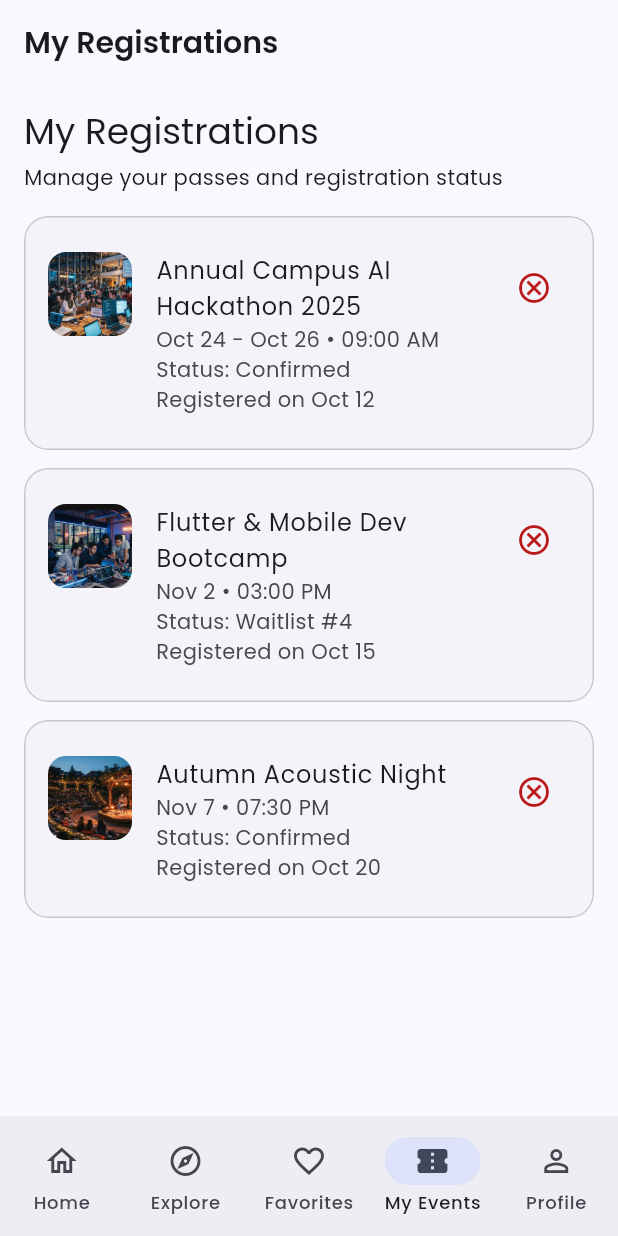
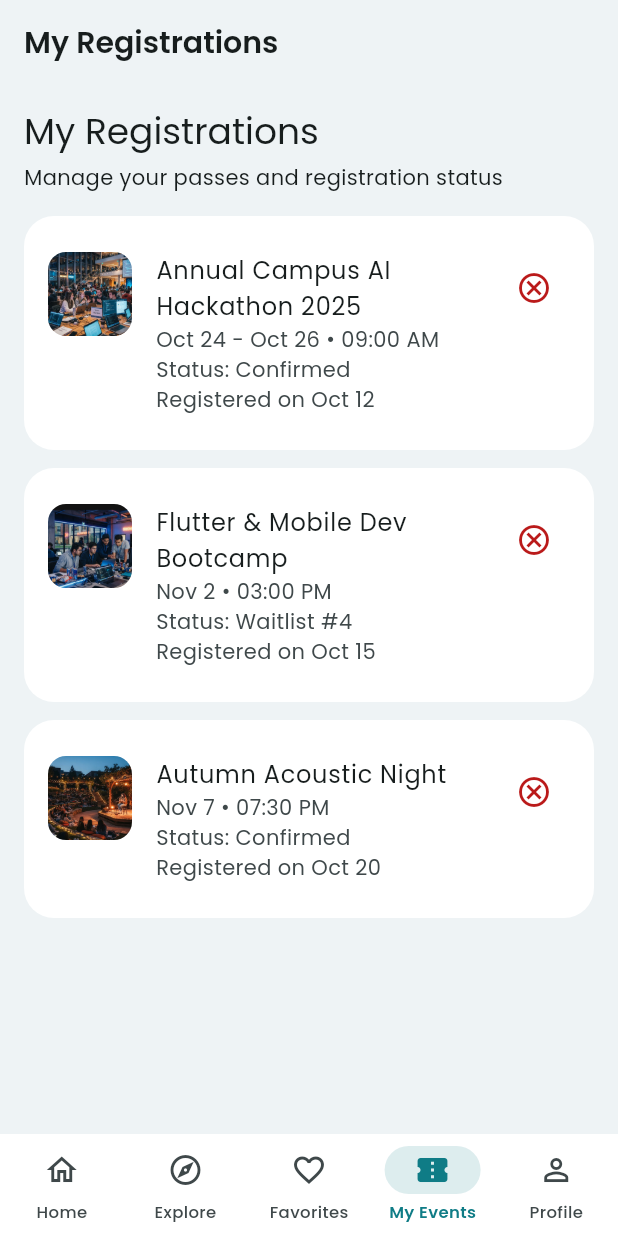
Before and after one commit to bengararoua/CampusEvents, a Flutter app: the screen it shows after launch, item 4 of the bottom bar chosen, on a phone screen of 412 x 824 dp. Run offline on Flutter 3.47's test engine with Material 3 defaults, Android fonts, the phone set to English and light mode, and no system bars; our stand-ins replace google_fonts; network calls fail.

Commit message:
Design : nouveau thème teal et nouvelles cartes d'événement

```diff
--- a/lib/theme/app_theme.dart
+++ b/lib/theme/app_theme.dart
@@ -4,26 +4,46 @@ import 'package:google_fonts/google_fonts.dart';
 class AppTheme {
   AppTheme._();
 
-  static const Color primary = Color(0xFF2563EB);
+  static const Color primary = Color(0xFF0F7C86);
+  static const Color lightBackground = Color(0xFFEEF3F5);
 
   static ThemeData get light => _build(Brightness.light);
 
   static ThemeData get dark => _build(Brightness.dark);
 
   static ThemeData _build(Brightness brightness) {
+    final isLight = brightness == Brightness.light;
+
     final scheme = ColorScheme.fromSeed(
       seedColor: primary,
       brightness: brightness,
+    ).copyWith(
+      primary: isLight ? primary : const Color(0xFF5CC4CE),
+      onPrimary: isLight ? Colors.white : const Color(0xFF00363B),
     );
+
     final base = ThemeData(colorScheme: scheme, useMaterial3: true);
+    final background = isLight ? lightBackground : scheme.surface;
+    final inputFill = isLight ? Colors.white : scheme.surfaceContainerHigh;
+
+    OutlineInputBorder inputBorder(Color color, [double width = 0]) {
+      return OutlineInputBorder(
+        borderRadius: BorderRadius.circular(16),
+        borderSide: width == 0
+            ? BorderSide.none
+            : BorderSide(color: color, width: width),
+      );
+    }
 
     return base.copyWith(
+      scaffoldBackgroundColor: background,
       textTheme: GoogleFonts.poppinsTextTheme(base.textTheme),
       appBarTheme: AppBarTheme(
-        backgroundColor: scheme.surface,
+        backgroundColor: background,
         foregroundColor: scheme.onSurface,
         elevation: 0,
-        scrolledUnderElevation: 1,
+        scrolledUnderElevation: 0,
+        centerTitle: false,
         titleTextStyle: GoogleFonts.poppins(
           fontSize: 20,
           fontWeight: FontWeight.w600,
@@ -32,22 +52,88 @@ class AppTheme {
       ),
       cardTheme: CardThemeData(
         elevation: 0,
-        color: scheme.surfaceContainerLow,
+        color: scheme.surfaceContainerLowest,
+        margin: EdgeInsets.zero,
         shape: RoundedRectangleBorder(
-          borderRadius: BorderRadius.circular(16),
-          side: BorderSide(color: scheme.outlineVariant),
+          borderRadius: BorderRadius.circular(20),
         ),
       ),
       filledButtonTheme: FilledButtonThemeData(
         style: FilledButton.styleFrom(
-          minimumSize: const Size.fromHeight(48),
+          minimumSize: const Size.fromHeight(52),
           shape: RoundedRectangleBorder(
-            borderRadius: BorderRadius.circular(12),
+            borderRadius: BorderRadius.circular(16),
+          ),
+          textStyle: GoogleFonts.poppins(
+            fontSize: 15,
+            fontWeight: FontWeight.w600,
           ),
         ),
       ),
       inputDecorationTheme: InputDecorationTheme(
-        border: OutlineInputBorder(borderRadius: BorderRadius.circular(12)),
+        filled: true,
+        fillColor: inputFill,
+        contentPadding: const EdgeInsets.symmetric(
+          horizontal: 16,
+          vertical: 16,
+        ),
+        border: inputBorder(scheme.primary),
+        enabledBorder: inputBorder(scheme.primary),
+        focusedBorder: inputBorder(scheme.primary, 1.5),
+        errorBorder: inputBorder(scheme.error, 1),
+        focusedErrorBorder: inputBorder(scheme.error, 1.5),
+      ),
+      chipTheme: base.chipTheme.copyWith(
+        shape: RoundedRectangleBorder(
+          borderRadius: BorderRadius.circular(20),
+        ),
+        side: BorderSide.none,
+      ),
+      listTileTheme: ListTileThemeData(
+        iconColor: scheme.primary,
+      ),
+      navigationBarTheme: NavigationBarThemeData(
+        height: 68,
+        elevation: 0,
+        backgroundColor: scheme.surfaceContainerLowest,
+        indicatorColor: scheme.primary.withValues(alpha: 0.14),
+        iconTheme: WidgetStateProperty.resolveWith((states) {
+          final selected = states.contains(WidgetState.selected);
+          return IconThemeData(
+            color: selected ? scheme.primary : scheme.onSurfaceVariant,
+          );
+        }),
+        labelTextStyle: WidgetStateProperty.resolveWith((states) {
+          final selected = states.contains(WidgetState.selected);
+          return GoogleFonts.poppins(
+            fontSize: 11,
+            fontWeight: selected ? FontWeight.w600 : FontWeight.w500,
+            color: selected ? scheme.primary : scheme.onSurfaceVariant,
+          );
+        }),
+      ),
+      floatingActionButtonTheme: FloatingActionButtonThemeData(
+        backgroundColor: scheme.primary,
+        foregroundColor: scheme.onPrimary,
+        elevation: 2,
+        shape: RoundedRectangleBorder(
+          borderRadius: BorderRadius.circular(18),
+        ),
+      ),
+      snackBarTheme: SnackBarThemeData(
+        behavior: SnackBarBehavior.floating,
+        shape: RoundedRectangleBorder(
+          borderRadius: BorderRadius.circular(14),
+        ),
+      ),
+      dialogTheme: DialogThemeData(
+        shape: RoundedRectangleBorder(
+          borderRadius: BorderRadius.circular(24),
+        ),
+      ),
+      progressIndicatorTheme: ProgressIndicatorThemeData(
+        color: scheme.primary,
+        linearTrackColor: scheme.primary.withValues(alpha: 0.15),
       ),
     );
   }
--- a/lib/widgets/event_image.dart
+++ b/lib/widgets/event_image.dart
@@ -10,7 +10,7 @@ class EventImage extends StatelessWidget {
     final colors = Theme.of(context).colorScheme;
 
     return ClipRRect(
-      borderRadius: BorderRadius.circular(12),
+      borderRadius: BorderRadius.circular(20),
       child: AspectRatio(
         aspectRatio: 16 / 9,
         child: Image.asset(
--- a/lib/widgets/favorite_button.dart
+++ b/lib/widgets/favorite_button.dart
@@ -11,15 +11,19 @@ class FavoriteButton extends StatelessWidget {
 
   @override
   Widget build(BuildContext context) {
+    final colors = Theme.of(context).colorScheme;
     final isFavorite = context.select<EventProvider, bool>(
       (provider) => provider.isFavorite(event.id),
     );
 
     return IconButton(
       tooltip: isFavorite ? 'Retirer des favoris' : 'Ajouter aux favoris',
+      style: IconButton.styleFrom(
+        backgroundColor: colors.surfaceContainerLowest,
+      ),
       icon: Icon(
         isFavorite ? Icons.favorite : Icons.favorite_border,
-        color: isFavorite ? Theme.of(context).colorScheme.error : null,
+        color: isFavorite ? colors.error : colors.onSurfaceVariant,
       ),
       onPressed: () => context.read<EventProvider>().toggleFavorite(event.id),
     );
```
Also changed, not shown: lib/widgets/event_card.dart (+79 -18 lines), lib/widgets/event_featured_card.dart (added, +121 -0 lines).
